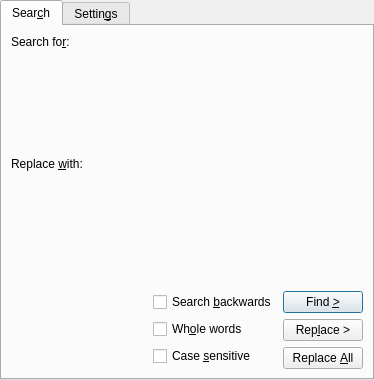
The window that src/frontends/qt/ui/FindAndReplaceUi.ui (cburschka/lyx) describes before a commit, drawn with Qt 5.
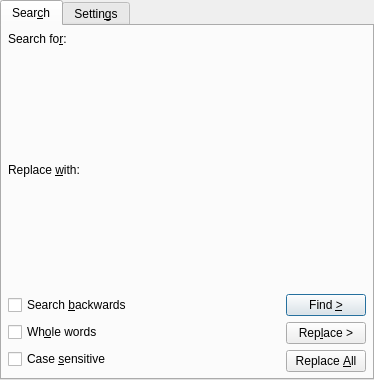
The same window after the commit. Custom widgets are drawn as their Qt base class.

Commit message:
Adjust adv. find & replace pane spacing
Partial fix of bug #12152.

Patch:
```diff
--- a/src/frontends/qt/ui/FindAndReplaceUi.ui
+++ b/src/frontends/qt/ui/FindAndReplaceUi.ui
@@ -21,17 +21,45 @@
     <string>Sear&amp;ch</string>
    </attribute>
    <layout class="QVBoxLayout" name="dynamicLayoutBasic_" stretch="1,1,0">
+    <property name="spacing">
+     <number>0</number>
+    </property>
+    <property name="leftMargin">
+     <number>0</number>
+    </property>
+    <property name="topMargin">
+     <number>0</number>
+    </property>
+    <property name="rightMargin">
+     <number>0</number>
+    </property>
+    <property name="bottomMargin">
+     <number>0</number>
+    </property>
     <item>
      <layout class="QVBoxLayout" name="findLayout">
       <item>
-       <widget class="QLabel" name="findLabel">
-        <property name="text">
-         <string>Search fo&amp;r:</string>
+       <layout class="QGridLayout" name="gridLayout">
+        <property name="leftMargin">
+         <number>6</number>
         </property>
-        <property name="buddy">
-         <cstring>find_work_area_</cstring>
+        <property name="topMargin">
+         <number>6</number>
         </property>
-       </widget>
+        <property name="rightMargin">
+         <number>6</number>
+        </property>
+        <item row="0" column="0">
+         <widget class="QLabel" name="findLabel">
+          <property name="text">
+           <string>Search fo&amp;r:</string>
+          </property>
+          <property name="buddy">
+           <cstring>find_work_area_</cstring>
+          </property>
+         </widget>
+        </item>
+       </layout>
       </item>
       <item>
        <widget class="lyx::frontend::EmbeddedWorkArea" name="find_work_area_" native="true">
@@ -48,14 +76,27 @@
     <item>
      <layout class="QVBoxLayout" name="replaceLayout">
       <item>
-       <widget class="QLabel" name="replaceLabel">
-        <property name="text">
-         <string>Replace &amp;with:</string>
+       <layout class="QGridLayout" name="gridLayout_3">
+        <property name="leftMargin">
+         <number>6</number>
         </property>
-        <property name="buddy">
-         <cstring>replace_work_area_</cstring>
+        <property name="topMargin">
+         <number>6</number>
         </property>
-       </widget>
+        <property name="rightMargin">
+         <number>6</number>
+        </property>
+        <item row="0" column="0">
+         <widget class="QLabel" name="replaceLabel">
+          <property name="text">
+           <string>Replace &amp;with:</string>
+          </property>
+          <property name="buddy">
+           <cstring>replace_work_area_</cstring>
+          </property>
+         </widget>
+        </item>
+       </layout>
       </item>
       <item>
        <widget class="lyx::frontend::EmbeddedWorkArea" name="replace_work_area_" native="true">
@@ -72,35 +113,24 @@
     <item>
      <layout class="QVBoxLayout" name="verticalLayout_4">
       <item>
-       <spacer name="verticalSpacer_4">
-        <property name="orientation">
-         <enum>Qt::Vertical</enum>
-        </property>
-        <property name="sizeHint" stdset="0">
-         <size>
-          <width>13</width>
-          <height>13</height>
-         </size>
-        </property>
-       </spacer>
-      </item>
-      <item>
-       <layout class="QHBoxLayout" name="horizontalLayout" stretch="1,0,0">
-        <item>
-         <spacer name="horizontalSpacer">
-          <property name="orientation">
-           <enum>Qt::Horizontal</enum>
-          </property>
-          <property name="sizeHint" stdset="0">
-           <size>
-            <width>13</width>
-            <height>13</height>
-           </size>
-          </property>
-         </spacer>
-        </item>
+       <layout class="QHBoxLayout" name="horizontalLayout" stretch="0,0,0">
         <item>
          <layout class="QVBoxLayout" name="cbVerticalLayout">
+          <property name="spacing">
+           <number>6</number>
+          </property>
+          <property name="leftMargin">
+           <number>6</number>
+          </property>
+          <property name="topMargin">
+           <number>6</number>
+          </property>
+          <property name="rightMargin">
+           <number>6</number>
+          </property>
+          <property name="bottomMargin">
+           <number>6</number>
+          </property>
           <item>
            <widget class="QCheckBox" name="searchbackCB">
             <property name="toolTip">
@@ -136,8 +166,36 @@
           </item>
          </layout>
         </item>
+        <item>
+         <spacer name="horizontalSpacer">
+          <property name="orientation">
+           <enum>Qt::Horizontal</enum>
+          </property>
+          <property name="sizeHint" stdset="0">
+           <size>
+            <width>0</width>
+            <height>0</height>
+           </size>
+          </property>
+         </spacer>
+        </item>
         <item>
          <layout class="QVBoxLayout" name="pbVerticalLayout">
+          <property name="spacing">
+           <number>6</number>
+          </property>
+          <property name="leftMargin">
+           <number>6</number>
+          </property>
+          <property name="topMargin">
+           <number>6</number>
+          </property>
+          <property name="rightMargin">
+           <number>6</number>
+          </property>
+          <property name="bottomMargin">
+           <number>6</number>
+          </property>
           <item>
            <widget class="QPushButton" name="findNextPB">
             <property name="enabled">
@@ -184,6 +242,19 @@
         </item>
        </layout>
       </item>
+      <item>
+       <spacer name="verticalSpacer_4">
+        <property name="orientation">
+         <enum>Qt::Vertical</enum>
+        </property>
+        <property name="sizeHint" stdset="0">
+         <size>
+          <width>0</width>
+          <height>0</height>
+         </size>
+        </property>
+       </spacer>
+      </item>
      </layout>
     </item>
    </layout>
```
